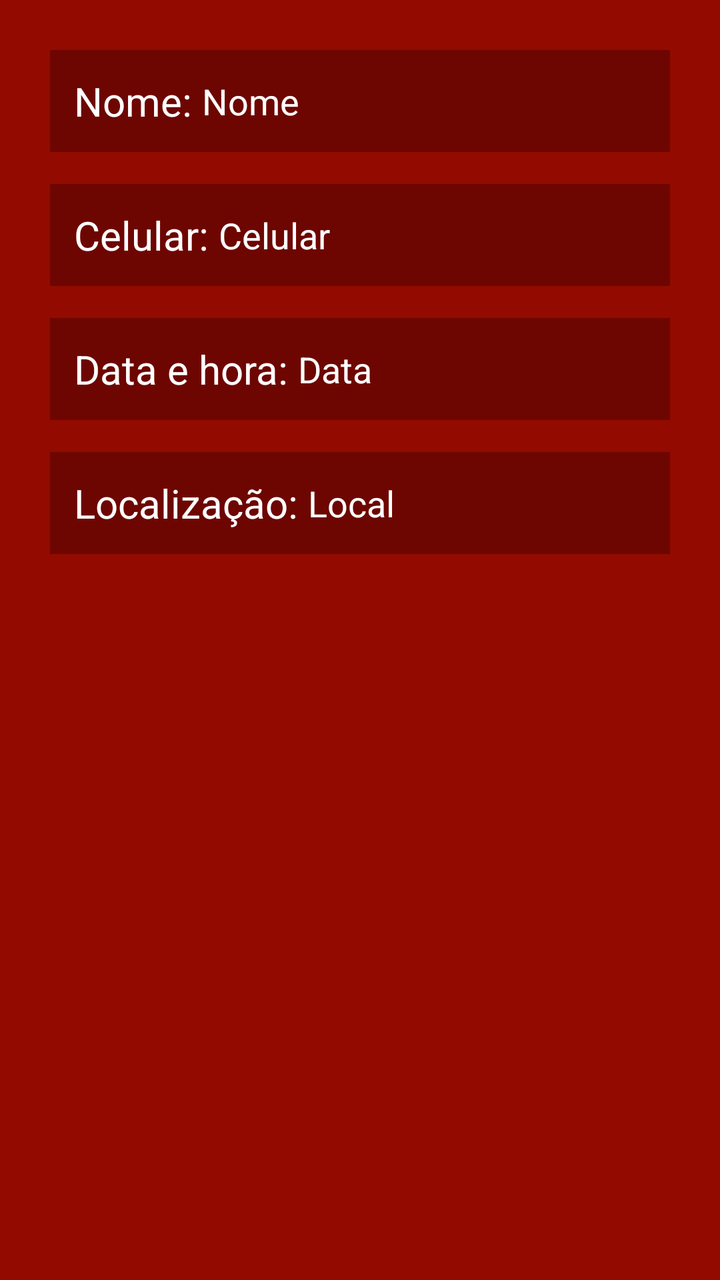
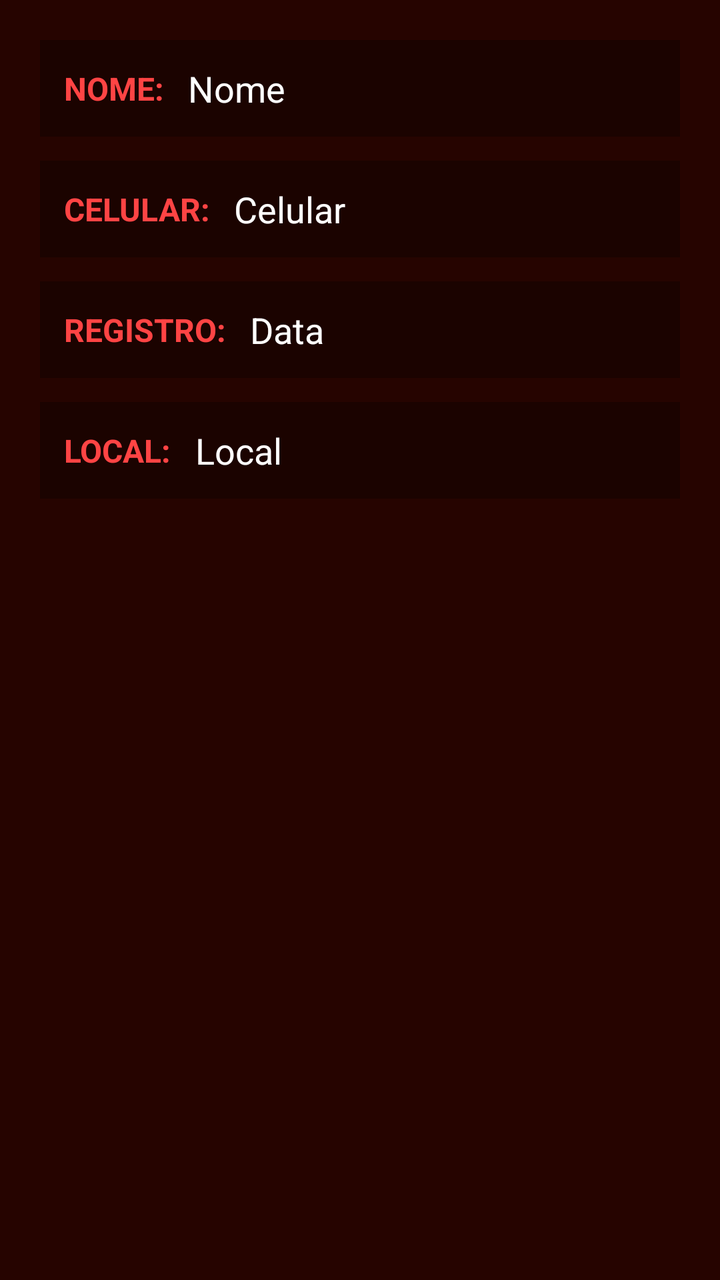

An Android layout rendered at two revisions. The XML below is the earlier revision; the diff shows what the commit changed to produce the second picture.
<!-- AndroidManifest.xml: application theme Theme.SistemaEleicaoP1 -->
<!-- res/layout/item_eleitor.xml -->
<?xml version="1.0" encoding="utf-8"?>
<LinearLayout xmlns:android="http://schemas.android.com/apk/res/android"
    android:layout_width="match_parent"
    android:layout_height="wrap_content"
    android:layout_marginBottom="24dp"
    android:background="#920A00"
    android:orientation="vertical"
    android:padding="25dp">

    <LinearLayout
        android:layout_width="match_parent"
        android:layout_height="wrap_content"
        android:layout_marginBottom="16dp"
        android:background="#6D0600"
        android:gravity="center_vertical"
        android:orientation="horizontal"
        android:padding="12dp">

        <TextView
            android:layout_width="wrap_content"
            android:layout_height="wrap_content"
            android:text="Nome: "
            android:textColor="#FFFFFF"
            android:textSize="20sp" />

        <TextView
            android:id="@+id/tvNomeEleitor"
            android:layout_width="wrap_content"
            android:layout_height="wrap_content"
            android:text="Nome"
            android:textColor="#FFFFFF"
            android:textSize="18sp" />
    </LinearLayout>

    <LinearLayout
        android:layout_width="match_parent"
        android:layout_height="wrap_content"
        android:layout_marginBottom="16dp"
        android:background="#6D0600"
        android:gravity="center_vertical"
        android:orientation="horizontal"
        android:padding="12dp">

        <TextView
            android:layout_width="wrap_content"
            android:layout_height="wrap_content"
            android:text="Celular: "
            android:textColor="#FFFFFF"
            android:textSize="20sp" />

        <TextView
            android:id="@+id/tvCelularEleitor"
            android:layout_width="wrap_content"
            android:layout_height="wrap_content"
            android:text="Celular"
            android:textColor="#FFFFFF"
            android:textSize="18sp" />
    </LinearLayout>

    <LinearLayout
        android:layout_width="match_parent"
        android:layout_height="wrap_content"
        android:layout_marginBottom="16dp"
        android:background="#6D0600"
        android:gravity="center_vertical"
        android:orientation="horizontal"
        android:padding="12dp">

        <TextView
            android:layout_width="wrap_content"
            android:layout_height="wrap_content"
            android:text="Data e hora: "
            android:textColor="#FFFFFF"
            android:textSize="20sp" />

        <TextView
            android:id="@+id/tvDataHoraEleitor"
            android:layout_width="wrap_content"
            android:layout_height="wrap_content"
            android:text="Data"
            android:textColor="#FFFFFF"
            android:textSize="18sp" />
    </LinearLayout>

    <LinearLayout
        android:layout_width="match_parent"
        android:layout_height="wrap_content"
        android:background="#6D0600"
        android:gravity="center_vertical"
        android:orientation="horizontal"
        android:padding="12dp">

        <TextView
            android:layout_width="wrap_content"
            android:layout_height="wrap_content"
            android:text="Localização: "
            android:textColor="#FFFFFF"
            android:textSize="20sp" />

        <TextView
            android:id="@+id/tvLocalizacaoEleitor"
            android:layout_width="wrap_content"
            android:layout_height="wrap_content"
            android:text="Local"
            android:textColor="#FFFFFF"
            android:textSize="18sp" />
    </LinearLayout>
</LinearLayout>
<!-- resources referenced by this layout -->
<resources>
  <style name="Theme.SistemaEleicaoP1" parent="Base.Theme.SistemaEleicaoP1" />
  <style name="Base.Theme.SistemaEleicaoP1" parent="Theme.Material3.DayNight.NoActionBar">
          
          
      </style>
</resources>

<!-- the commit's change to res/layout/item_eleitor.xml (unified diff, before → after) -->
@@ -3,15 +3,16 @@
     android:layout_width="match_parent"
     android:layout_height="wrap_content"
     android:layout_marginBottom="24dp"
-    android:background="#920A00"
+    android:background="#260400"
     android:orientation="vertical"
-    android:padding="25dp">
+    android:padding="20dp">
 
+    
     <LinearLayout
         android:layout_width="match_parent"
         android:layout_height="wrap_content"
-        android:layout_marginBottom="16dp"
-        android:background="#6D0600"
+        android:layout_marginBottom="12dp"
+        android:background="#4D000000"
         android:gravity="center_vertical"
         android:orientation="horizontal"
         android:padding="12dp">
@@ -19,24 +20,27 @@
         <TextView
             android:layout_width="wrap_content"
             android:layout_height="wrap_content"
-            android:text="Nome: "
-            android:textColor="#FFFFFF"
-            android:textSize="20sp" />
+            android:text="NOME: "
+            android:textColor="#FF4444"
+            android:textSize="16sp"
+            android:textStyle="bold" />
 
         <TextView
             android:id="@+id/tvNomeEleitor"
             android:layout_width="wrap_content"
             android:layout_height="wrap_content"
+            android:layout_marginStart="8dp"
             android:text="Nome"
             android:textColor="#FFFFFF"
             android:textSize="18sp" />
     </LinearLayout>
 
+    
     <LinearLayout
         android:layout_width="match_parent"
         android:layout_height="wrap_content"
-        android:layout_marginBottom="16dp"
-        android:background="#6D0600"
+        android:layout_marginBottom="12dp"
+        android:background="#4D000000"
         android:gravity="center_vertical"
         android:orientation="horizontal"
         android:padding="12dp">
@@ -44,24 +48,27 @@
         <TextView
             android:layout_width="wrap_content"
             android:layout_height="wrap_content"
-            android:text="Celular: "
-            android:textColor="#FFFFFF"
-            android:textSize="20sp" />
+            android:text="CELULAR: "
+            android:textColor="#FF4444"
+            android:textSize="16sp"
+            android:textStyle="bold" />
 
         <TextView
             android:id="@+id/tvCelularEleitor"
             android:layout_width="wrap_content"
             android:layout_height="wrap_content"
+            android:layout_marginStart="8dp"
             android:text="Celular"
             android:textColor="#FFFFFF"
             android:textSize="18sp" />
     </LinearLayout>
 
+    
     <LinearLayout
         android:layout_width="match_parent"
         android:layout_height="wrap_content"
-        android:layout_marginBottom="16dp"
-        android:background="#6D0600"
+        android:layout_marginBottom="12dp"
+        android:background="#4D000000"
         android:gravity="center_vertical"
         android:orientation="horizontal"
         android:padding="12dp">
@@ -69,23 +76,26 @@
         <TextView
             android:layout_width="wrap_content"
             android:layout_height="wrap_content"
-            android:text="Data e hora: "
-            android:textColor="#FFFFFF"
-            android:textSize="20sp" />
+            android:text="REGISTRO: "
+            android:textColor="#FF4444"
+            android:textSize="16sp"
+            android:textStyle="bold" />
 
         <TextView
             android:id="@+id/tvDataHoraEleitor"
             android:layout_width="wrap_content"
             android:layout_height="wrap_content"
+            android:layout_marginStart="8dp"
             android:text="Data"
             android:textColor="#FFFFFF"
             android:textSize="18sp" />
     </LinearLayout>
 
+    
     <LinearLayout
         android:layout_width="match_parent"
         android:layout_height="wrap_content"
-        android:background="#6D0600"
+        android:background="#4D000000"
         android:gravity="center_vertical"
         android:orientation="horizontal"
         android:padding="12dp">
@@ -93,14 +103,16 @@
         <TextView
             android:layout_width="wrap_content"
             android:layout_height="wrap_content"
-            android:text="Localização: "
-            android:textColor="#FFFFFF"
-            android:textSize="20sp" />
+            android:text="LOCAL: "
+            android:textColor="#FF4444"
+            android:textSize="16sp"
+            android:textStyle="bold" />
 
         <TextView
             android:id="@+id/tvLocalizacaoEleitor"
             android:layout_width="wrap_content"
             android:layout_height="wrap_content"
+            android:layout_marginStart="8dp"
             android:text="Local"
             android:textColor="#FFFFFF"
             android:textSize="18sp" />
